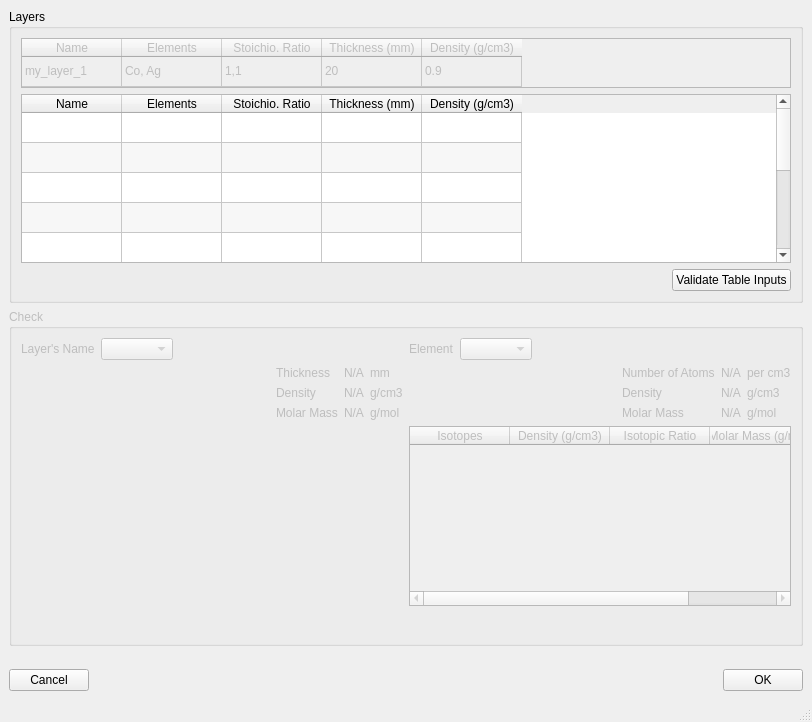
This is ui/ui_resonance_imaging_layers_input.ui in neutronimaging/python_notebooks as Qt 5 draws it before an edit. The edited form follows.
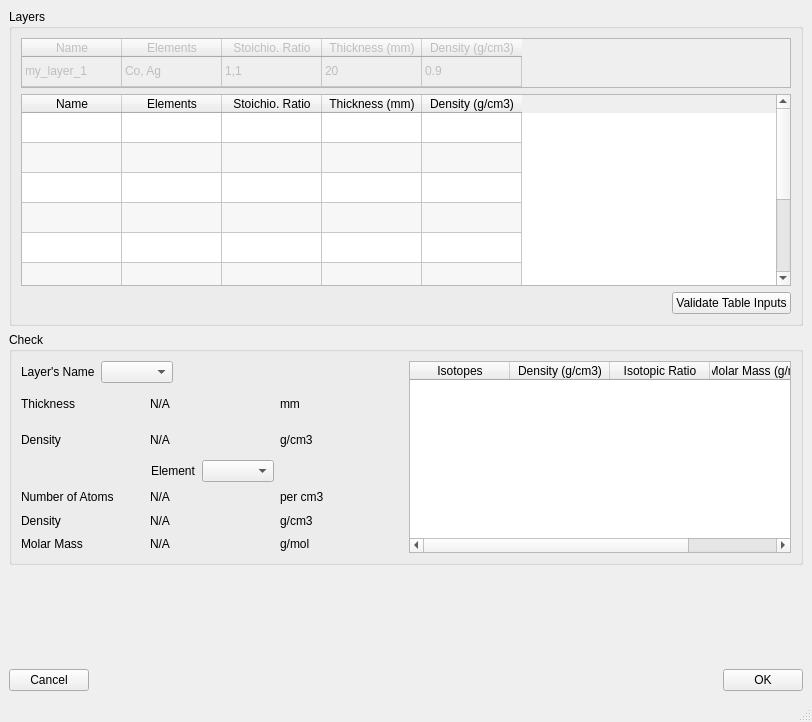
This is the edited form.

Commit message: Layer et element metadata are now displayed

```diff
--- a/ui/ui_resonance_imaging_layers_input.ui
+++ b/ui/ui_resonance_imaging_layers_input.ui
@@ -219,7 +219,7 @@
       <item>
        <widget class="QGroupBox" name="check_groupBox">
         <property name="enabled">
-         <bool>false</bool>
+         <bool>true</bool>
         </property>
         <property name="title">
          <string>Check</string>
@@ -256,19 +256,6 @@
            </item>
            <item>
             <layout class="QHBoxLayout" name="horizontalLayout_2">
-             <item>
-              <spacer name="horizontalSpacer_2">
-               <property name="orientation">
-                <enum>Qt::Horizontal</enum>
-               </property>
-               <property name="sizeHint" stdset="0">
-                <size>
-                 <width>40</width>
-                 <height>20</height>
-                </size>
-               </property>
-              </spacer>
-             </item>
              <item>
               <layout class="QGridLayout" name="gridLayout">
                <item row="0" column="0">
@@ -313,50 +300,25 @@
                  </property>
                 </widget>
                </item>
-               <item row="2" column="0">
-                <widget class="QLabel" name="label_9">
-                 <property name="text">
-                  <string>Molar Mass</string>
-                 </property>
-                </widget>
-               </item>
-               <item row="2" column="1">
-                <widget class="QLabel" name="layer_molar_mass">
-                 <property name="text">
-                  <string>N/A</string>
-                 </property>
-                </widget>
-               </item>
-               <item row="2" column="2">
-                <widget class="QLabel" name="label_10">
-                 <property name="text">
-                  <string>g/mol</string>
-                 </property>
-                </widget>
-               </item>
               </layout>
              </item>
             </layout>
            </item>
-           <item>
-            <spacer name="verticalSpacer">
-             <property name="orientation">
-              <enum>Qt::Vertical</enum>
-             </property>
-             <property name="sizeHint" stdset="0">
-              <size>
-               <width>20</width>
-               <height>40</height>
-              </size>
-             </property>
-            </spacer>
-           </item>
-          </layout>
-         </item>
-         <item>
-          <layout class="QVBoxLayout" name="verticalLayout_3">
            <item>
             <layout class="QHBoxLayout" name="horizontalLayout_5">
+             <item>
+              <spacer name="horizontalSpacer_2">
+               <property name="orientation">
+                <enum>Qt::Horizontal</enum>
+               </property>
+               <property name="sizeHint" stdset="0">
+                <size>
+                 <width>40</width>
+                 <height>20</height>
+                </size>
+               </property>
+              </spacer>
+             </item>
              <item>
               <widget class="QLabel" name="label_11">
                <property name="text">
@@ -383,21 +345,6 @@
             </layout>
            </item>
            <item>
-            <layout class="QHBoxLayout" name="horizontalLayout_3">
-             <item>
-              <spacer name="horizontalSpacer_3">
-               <property name="orientation">
-                <enum>Qt::Horizontal</enum>
-               </property>
-               <property name="sizeHint" stdset="0">
-                <size>
-                 <width>40</width>
-                 <height>20</height>
-                </size>
-               </property>
-              </spacer>
-             </item>
-             <item>
               <layout class="QGridLayout" name="gridLayout_2">
                <item row="0" column="0">
                 <widget class="QLabel" name="label_12">
@@ -465,6 +412,11 @@
               </layout>
              </item>
             </layout>
+         </item>
+         <item>
+          <layout class="QVBoxLayout" name="verticalLayout_3">
+           <item>
+            <layout class="QHBoxLayout" name="horizontalLayout_3"/>
            </item>
            <item>
             <widget class="QTableWidget" name="element_table">
@@ -490,19 +442,6 @@
              </column>
             </widget>
            </item>
-           <item>
-            <spacer name="verticalSpacer_2">
-             <property name="orientation">
-              <enum>Qt::Vertical</enum>
-             </property>
-             <property name="sizeHint" stdset="0">
-              <size>
-               <width>20</width>
-               <height>40</height>
-              </size>
-             </property>
-            </spacer>
-           </item>
           </layout>
          </item>
         </layout>
```
Left out of the diff: 82 changed lines with no effect on the pictures. Lines whose indentation alone changed are shown as unchanged. The commit also changes 2 other files.
